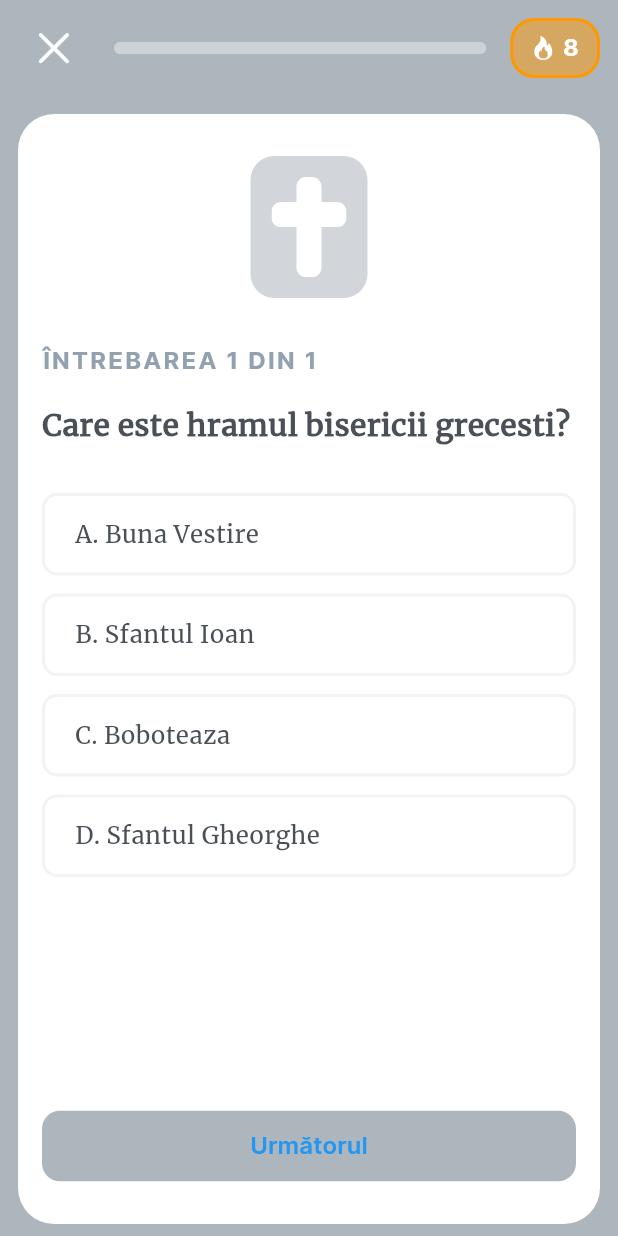
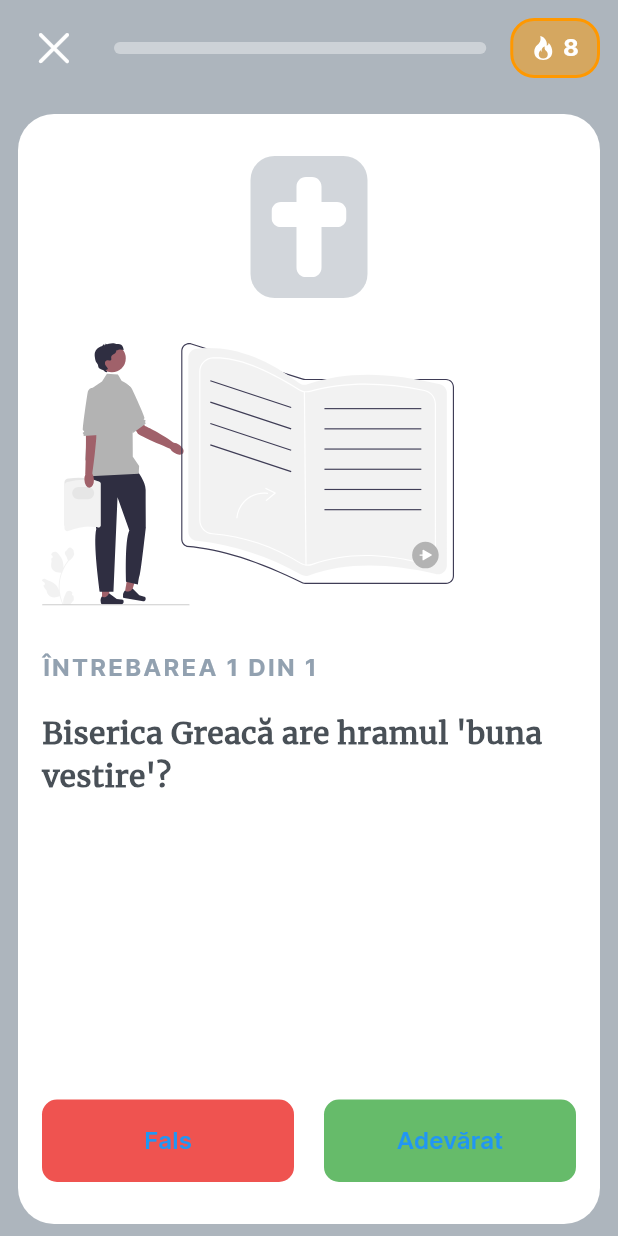
Before and after one commit to MoryokaV/Visit-Braila, a Flutter app: the LearnView widget shown alone on an empty page, opened directly, after a tap on "Religie", on a phone screen of 412 x 824 dp. Run offline on Flutter 3.47's test engine with Material 3 defaults, Android fonts, the phone set to English and light mode, and no system bars; our stand-ins replace cached_network_image, connectivity_plus, firebase_core, firebase_dynamic_links, firebase_messaging, flutter_blurhash and 7 more; missing offline and left inert: app_settings, map_launcher; accounts and stored records are empty; generated files the repository leaves out were written again; network calls fail; statements that could not run were skipped; project files that could hold a hidden picture were left out.

Commit message:
True/False quiz

```diff
--- a/lib/models/quiz_model.dart
+++ b/lib/models/quiz_model.dart
@@ -111,17 +111,11 @@ List<Quiz> quizes = [
     title: "Religie",
     icon: "assets/icons/cross.svg",
     color: const Color(0xffadb5bd),
-    answearType: Answear.multipleChoice,
+    answearType: Answear.trueFalse,
     questions: [
       Question(
-        text: "Care este hramul bisericii grecesti?",
+        text: "Biserica Greacă are hramul 'buna vestire'?",
         correctAnswear: 1,
-        answears: [
-          "Buna Vestire",
-          "Sfantul Ioan",
-          "Boboteaza",
-          "Sfantul Gheorghe",
-        ],
       ),
     ],
   ),
--- a/lib/views/learn_view.dart
+++ b/lib/views/learn_view.dart
@@ -22,7 +22,7 @@ class LearnView extends StatelessWidget {
             crossAxisAlignment: CrossAxisAlignment.start,
             children: [
               SvgPicture.asset(
-                "assets/icons/learn.svg",
+                "assets/illustrations/learn.svg",
                 width: Responsive.screenWidth,
                 height: Responsive.safeBlockVertical * 30,
                 fit: BoxFit.cover,
--- a/lib/views/quiz_view.dart
+++ b/lib/views/quiz_view.dart
@@ -33,7 +33,7 @@ class QuizViewState extends State<QuizView> {
           children: [
             const SizedBox(height: 28),
             SvgPicture.asset(
-              "assets/icons/fail.svg",
+              "assets/illustrations/fail.svg",
               width: Responsive.screenWidth / 1.75,
             ),
             const SizedBox(height: 14),
@@ -47,7 +47,7 @@ class QuizViewState extends State<QuizView> {
             ),
             const SizedBox(height: 20),
             const Text(
-              "Întoarce-te la ecranul principal și continuă să răsfoiești și să studiezi atracțiile. Mai încearcă!",
+              "Întoarce-te la ecranul principal și continuă să răsfoiești și să studiezi obiectivele turistice. Mai încearcă!",
               textAlign: TextAlign.center,
               style: TextStyle(
                 fontSize: 18,
@@ -105,7 +105,7 @@ class QuizViewState extends State<QuizView> {
           children: [
             const SizedBox(height: 28),
             SvgPicture.asset(
-              "assets/icons/completed.svg",
+              "assets/illustrations/completed.svg",
               width: Responsive.screenWidth / 2.25,
             ),
             const SizedBox(height: 14),
@@ -160,6 +160,128 @@ class QuizViewState extends State<QuizView> {
                   child: Text(
                     "Ai răspuns la toate întrebările testului",
                     softWrap: true,
+                  ),
+                ),
+              ],
+            ),
+            const SizedBox(height: 28),
+          ],
+        ),
+      );
+    }
+
+    if (widget.quiz!.answearType == Answear.trueFalse) {
+      return SliverFillRemaining(
+        hasScrollBody: false,
+        child: Column(
+          crossAxisAlignment: CrossAxisAlignment.start,
+          children: [
+            const SizedBox(height: 28),
+            Center(
+              child: Container(
+                padding: const EdgeInsets.all(14),
+                decoration: BoxDecoration(
+                  borderRadius: BorderRadius.circular(16),
+                  color: widget.quiz!.color.withAlpha(140),
+                ),
+                child: SvgPicture.asset(
+                  widget.quiz!.icon,
+                  width: 50,
+                  colorFilter: const ColorFilter.mode(Colors.white, BlendMode.srcIn),
+                ),
+              ),
+            ),
+            const SizedBox(height: 30),
+            SvgPicture.asset(
+              "assets/illustrations/book.svg",
+              width: Responsive.screenWidth / 1.5,
+            ),
+            const SizedBox(height: 30),
+            Text(
+              "ÎNTREBAREA ${questionIndex + 1} DIN ${widget.quiz!.questions.length}",
+              style: const TextStyle(
+                letterSpacing: 1.5,
+                fontWeight: FontWeight.bold,
+                fontFamily: "Inter",
+                fontSize: 16,
+                color: kDateTimeForegroundColor,
+              ),
+            ),
+            const SizedBox(height: 18),
+            Text(
+              widget.quiz!.questions[questionIndex].text,
+              style: const TextStyle(
+                fontWeight: FontWeight.bold,
+                fontSize: 20,
+              ),
+            ),
+            const Spacer(),
+            const SizedBox(height: 30),
+            Row(
+              children: [
+                Expanded(
+                  child: ElevatedButton(
+                    onPressed: () {
+                      if (widget.quiz!.questions[questionIndex].correctAnswear == 0) {
+                        if (questionIndex + 1 == widget.quiz!.questions.length) {
+                          setState(() {
+                            completed = true;
+                          });
+                        }
+                        setState(() {
+                          questionIndex++;
+                        });
+                      } else {
+                        setState(() {
+                          failed = true;
+                        });
+                      }
+                    },
+                    style: ElevatedButton.styleFrom(
+                      elevation: 0,
+                      padding: const EdgeInsets.symmetric(
+                        vertical: 16,
+                        horizontal: 10,
+                      ),
+                      backgroundColor: Colors.red[400],
+                      shape: RoundedRectangleBorder(
+                        borderRadius: BorderRadius.circular(10),
+                      ),
+                    ),
+                    child: const Text("Fals"),
+                  ),
+                ),
+                const SizedBox(width: 20),
+                Expanded(
+                  child: ElevatedButton(
+                    onPressed: () {
+                      if (widget.quiz!.questions[questionIndex].correctAnswear == 1) {
+                        if (questionIndex + 1 == widget.quiz!.questions.length) {
+                          setState(() {
+                            completed = true;
+                          });
+                        }
+                        setState(() {
+                          questionIndex++;
+                        });
+                      } else {
+                        setState(() {
+                          failed = true;
+                        });
+                      }
+                    },
+                    style: ElevatedButton.styleFrom(
+                      elevation: 0,
+                      padding: const EdgeInsets.symmetric(
+                        vertical: 16,
+                        horizontal: 10,
+                      ),
+                      backgroundColor: Colors.green[400],
+                      shape: RoundedRectangleBorder(
+                        borderRadius: BorderRadius.circular(10),
+                      ),
+                    ),
+                    child: const Text("Adevărat"),
                   ),
                 ),
               ],
--- a/pubspec.yaml
+++ b/pubspec.yaml
@@ -65,6 +65,7 @@ flutter:
     - assets/images/
     - assets/animations/
     - assets/icons/
+    - assets/illustrations/
     - assets/certs/
 
   fonts:
```
Also changed, not shown: assets/illustrations/book.svg (added), assets/illustrations/completed.svg (renamed from assets/icons/completed.svg), assets/illustrations/fail.svg (renamed from assets/icons/fail.svg), assets/illustrations/learn.svg (renamed from assets/icons/learn.svg).
